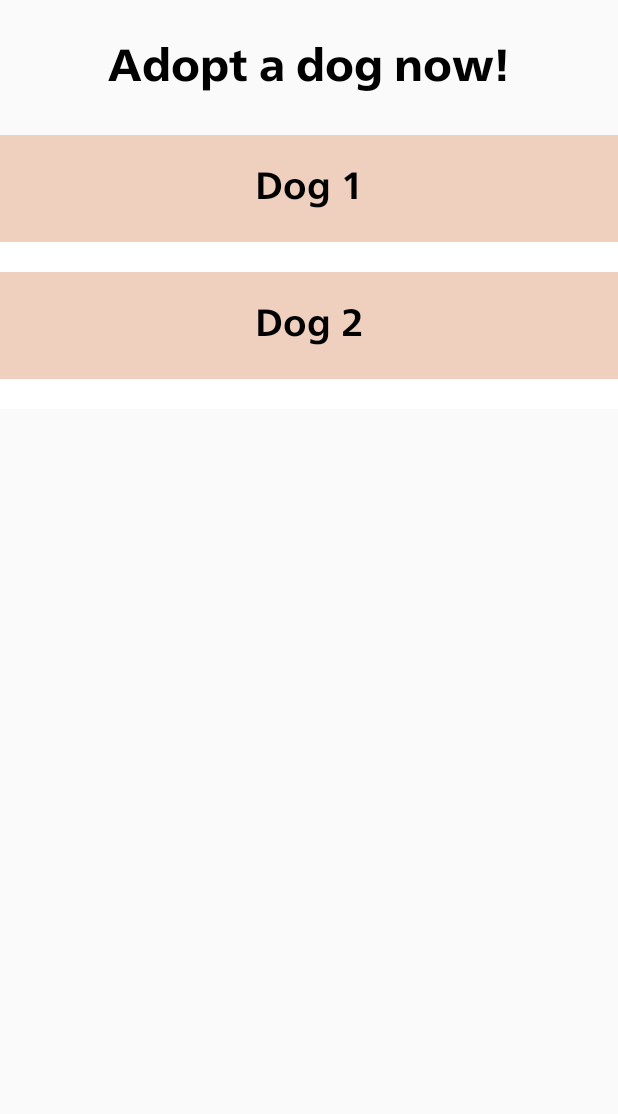
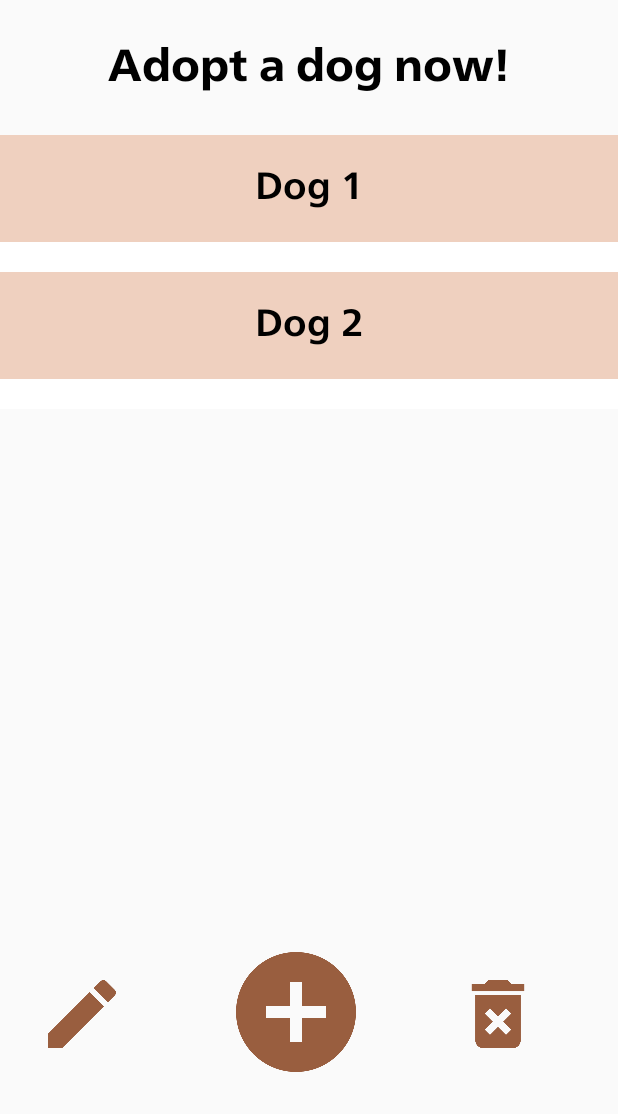
Before and after one commit to rcbcalanoc/MetroVet, an Android app: the AdminActivity screen opened directly, with no data from a screen before it, on a phone screen of 412 x 824 dp, the part 122-1236 px from its top. Run offline under Robolectric (Android 15) with nearby library versions, the phone set to English and light mode, and no system bars.

Commit message:
CRUD icons for admin added

```diff
--- a/app/src/main/res/layout/admin_activity_main.xml
+++ b/app/src/main/res/layout/admin_activity_main.xml
@@ -43,4 +43,34 @@
         android:layout_marginTop="15dp"
         app:layout_constraintStart_toStartOf="parent"
         app:layout_constraintTop_toBottomOf="@+id/header"></FrameLayout>
+
+    <ImageView
+        android:id="@+id/add_button"
+        android:layout_width="80dp"
+        android:layout_height="80dp"
+        android:layout_marginStart="80dp"
+        android:layout_marginBottom="28dp"
+        app:layout_constraintBottom_toBottomOf="parent"
+        app:layout_constraintStart_toEndOf="@id/edit_button"
+        app:srcCompat="@drawable/add" />
+
+    <ImageView
+        android:id="@+id/delete_button"
+        android:layout_width="45dp"
+        android:layout_height="45dp"
+        android:layout_marginStart="72dp"
+        android:layout_marginBottom="44dp"
+        app:layout_constraintBottom_toBottomOf="parent"
+        app:layout_constraintStart_toEndOf="@+id/add_button"
+        app:srcCompat="@drawable/trash" />
+
+    <ImageView
+        android:id="@+id/edit_button"
+        android:layout_width="45dp"
+        android:layout_height="45dp"
+        android:layout_marginStart="32dp"
+        android:layout_marginBottom="44dp"
+        app:layout_constraintBottom_toBottomOf="parent"
+        app:layout_constraintStart_toStartOf="parent"
+        app:srcCompat="@drawable/edit" />
 </androidx.constraintlayout.widget.ConstraintLayout>
```
